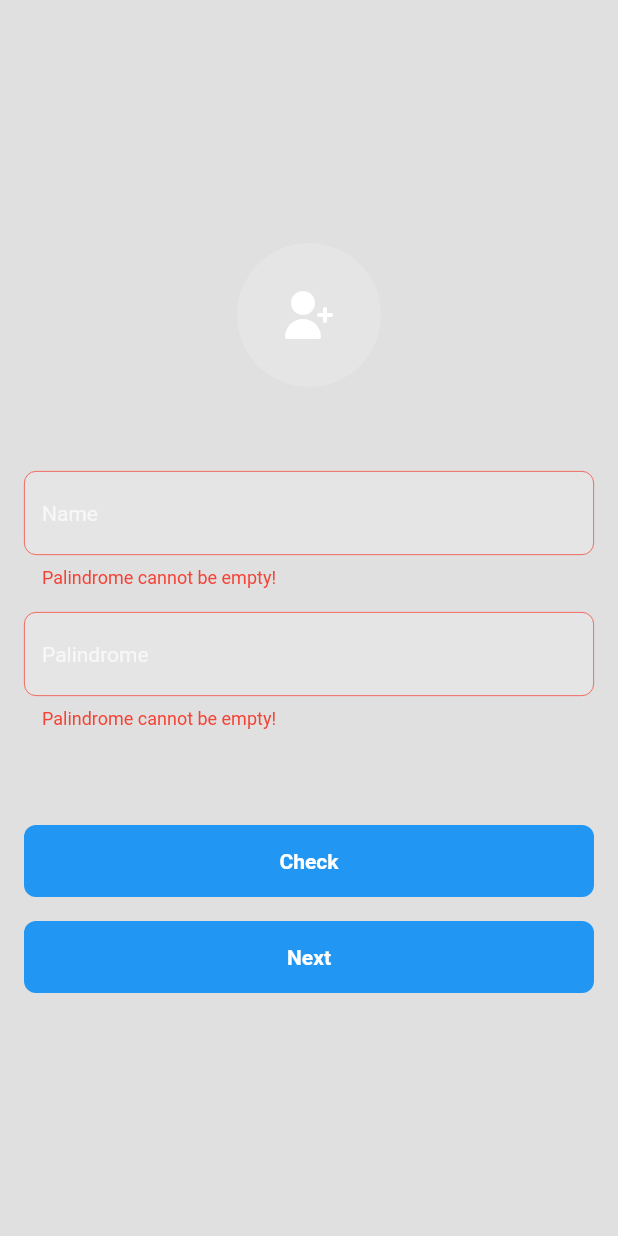
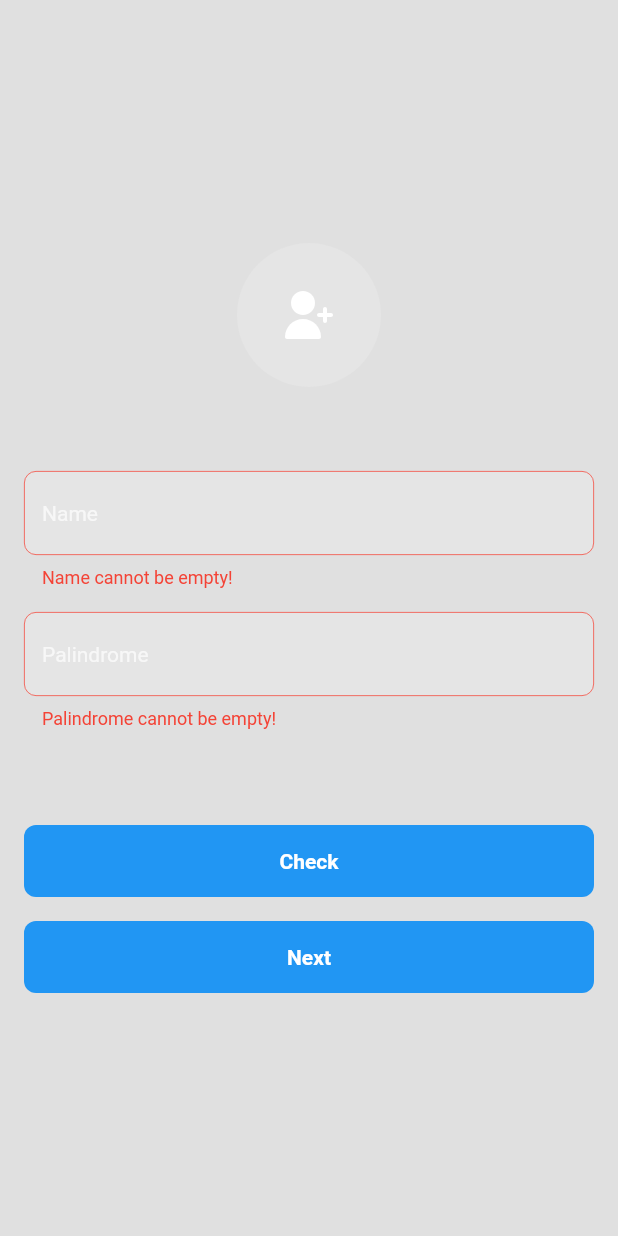
Before and after one commit to homindolentrahar/user_suitmedia_test, a Flutter app: the screen it shows after launch, after a tap on "Check", on a phone screen of 412 x 824 dp. Run offline on Flutter 3.47's test engine with Material 2 defaults, Android fonts, the phone set to English and light mode, and no system bars; our stand-ins replace dartz, dio, flutter_bloc, flutter_svg, freezed_annotation, get_it.

```diff
--- a/lib/features/profiles/presentation/screens/first_screen.dart
+++ b/lib/features/profiles/presentation/screens/first_screen.dart
@@ -54,7 +54,7 @@ class _FirstScreenState extends State<FirstScreen> {
                       keyboardType: TextInputType.name,
                       validator: (value) {
                         if (value!.isEmpty) {
-                          return "Palindrome cannot be empty!";
+                          return "Name cannot be empty!";
                         }
                         return null;
                       },
```
Also changed, not shown: 1 other file.
